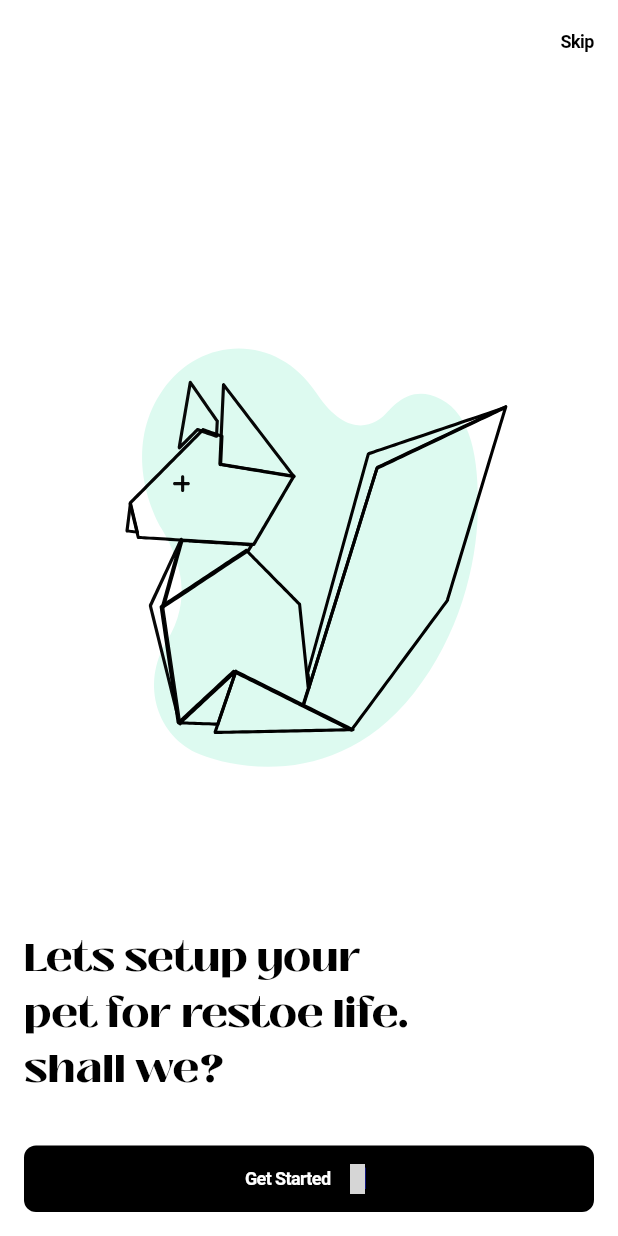
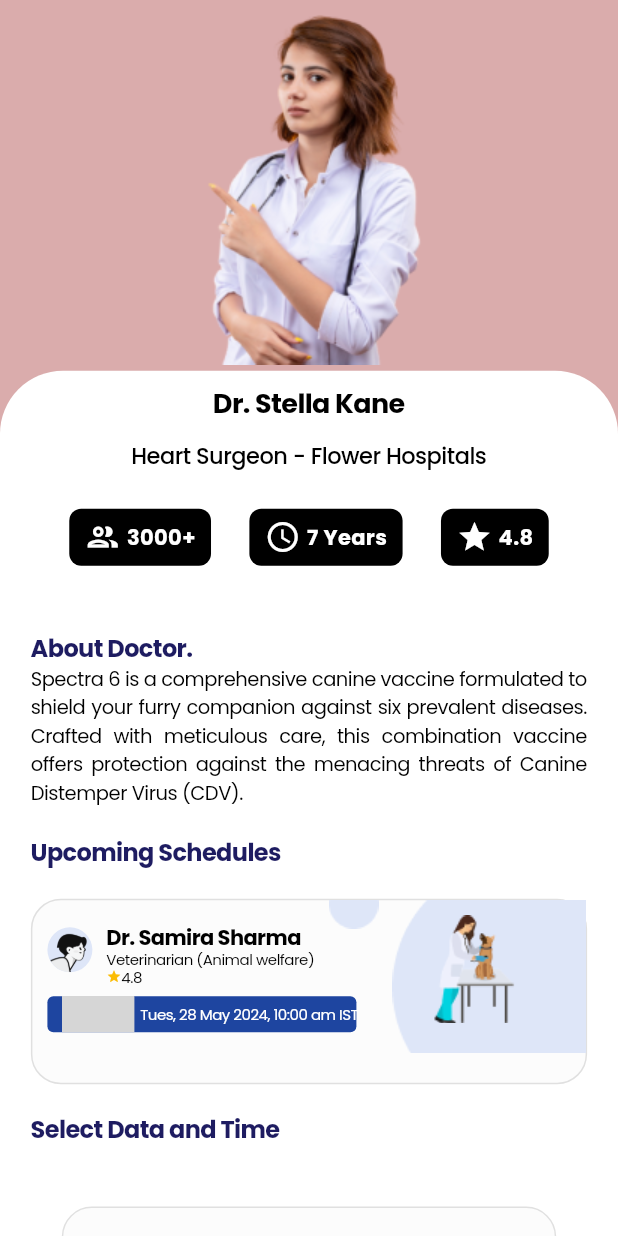
Before and after one commit to afloatwont/PloofyPaws-App, a Flutter app: the screen it shows after launch, on a phone screen of 412 x 824 dp. Run offline on Flutter 3.47's test engine with Material 3 defaults, Android fonts, the phone set to English and light mode, and no system bars; drawn by our look-alikes of table_calendar; our stand-ins replace dio, file_picker, flutter_form_builder, flutter_riverpod, flutter_svg, form_builder_validators and 11 more; missing offline and left inert: mobile_scanner, pull_down_button; grey boxes are pictures that could not be loaded.

Commit message:
created about doctor section

```diff
--- /dev/null
+++ b/lib/controllers/calender_provider.dart
@@ -0,0 +1,13 @@
+import 'package:flutter_riverpod/flutter_riverpod.dart';
+import 'package:flutter/material.dart';
+
+class CalendarProvider {
+
+  static final selectedDateProvider = StateProvider<DateTime?>((ref) {
+    return null;
+  });
+
+  static final focusedDayProvider = StateProvider<DateTime>((ref) {
+    return DateTime.now();
+  });
+}
--- /dev/null
+++ b/lib/controllers/time_provider.dart
@@ -0,0 +1,3 @@
+import 'package:flutter_riverpod/flutter_riverpod.dart';
+
+final timeProvider = StateProvider<String>((ref) => '06:30 AM');
--- a/lib/main.dart
+++ b/lib/main.dart
@@ -4,6 +4,7 @@ import 'package:flutter_riverpod/flutter_riverpod.dart';
 import 'package:get_it/get_it.dart';
 import 'package:google_fonts/google_fonts.dart';
 import 'package:restoe/config/theme/theme.dart';
+import 'package:restoe/pages/doctors/about_doctor_page.dart';
 import 'package:restoe/pages/pet_onboarding/pet_onboard.dart';
 import 'package:restoe/pages/root/init_app.dart';
 import 'package:restoe/services/navigation/navigation.dart';
@@ -34,8 +35,11 @@ class MyApp extends StatelessWidget {
         debugShowCheckedModeBanner: false,
         theme: themeData.copyWith(
           extensions: <ThemeExtension<dynamic>>[PlaceboColors.light, textTheme],
-          textTheme: GoogleFonts.poppinsTextTheme().apply(bodyColor: Colors.black),
+          textTheme:
+              GoogleFonts.poppinsTextTheme().apply(bodyColor: Colors.black),
         ),
-        home: const PetOnboarding());
+        home: const AboutDoctorPage()
+        //PetOnboarding()
+        );
   }
 }
--- /dev/null
+++ b/lib/pages/doctors/about_doctor_page.dart
@@ -0,0 +1,379 @@
+import 'package:flutter/cupertino.dart';
+import 'package:flutter/material.dart';
+import 'package:flutter_riverpod/flutter_riverpod.dart';
+import 'package:flutter_svg/svg.dart';
+import 'package:restoe/components/adaptive_page_scaffold.dart';
+import 'package:restoe/components/button.dart';
+import 'package:restoe/config/theme/theme.dart';
+import 'package:restoe/controllers/time_provider.dart';
+import 'package:restoe/pages/pet_onboarding/widgets/calender_widget.dart';
+
+class AboutDoctorPage extends StatefulWidget {
+  const AboutDoctorPage({super.key});
+
+  @override
+  State<AboutDoctorPage> createState() => _AboutDoctorPageState();
+}
+
+class _AboutDoctorPageState extends State<AboutDoctorPage> {
+  @override
+  Widget build(BuildContext context) {
+    final screenSize = MediaQuery.of(context).size;
+
+    return Scaffold(
+      backgroundColor: const Color(0xffdaacac),
+      body: SafeArea(
+        child: ListView(
+          children: [
+            _buildHeaderImage(screenSize),
+            _buildDoctorDetails(context, screenSize),
+          ],
+        ),
+      ),
+    );
+  }
+
+  Widget _buildHeaderImage(Size screenSize) {
+    return Container(
+      height: screenSize.height * 0.3, // Responsive height
+      width: screenSize.width,
+      child: Center(
+        child: Image.asset('assets/images/placeholders/women_doctor.png'),
+      ),
+    );
+  }
+
+  Widget _buildDoctorDetails(BuildContext context, Size screenSize) {
+    return Container(
+      decoration: const BoxDecoration(
+        color: Colors.white,
+        borderRadius: BorderRadius.only(
+          topLeft: Radius.circular(42),
+          topRight: Radius.circular(42),
+        ),
+      ),
+      child: Padding(
+        padding: EdgeInsets.symmetric(
+            horizontal: screenSize.width * 0.05), // Responsive padding
+        child: Column(
+          crossAxisAlignment: CrossAxisAlignment.start,
+          children: [
+            _buildDoctorNameAndTitle(context),
+            _buildChipsRow(screenSize),
+            const SizedBox(height: 45),
+            _buildSectionTitle(context, 'About Doctor.'),
+            _buildDoctorDescription(context),
+            const SizedBox(height: 20),
+            _buildSectionTitle(context, 'Upcoming Schedules'),
+            const SizedBox(height: 20),
+            _buildUpcomingSchedule(context, screenSize),
+            const SizedBox(height: 20),
+            _buildSectionTitle(context, 'Select Data and Time'),
+            const SizedBox(height: 20),
+            _buildCalendarSection(screenSize),
+            _buildTimeSelection(screenSize),
+            _buildConfirmButton(context, screenSize),
+          ],
+        ),
+      ),
+    );
+  }
+
+  Widget _buildDoctorNameAndTitle(BuildContext context) {
+    return Column(
+      children: [
+        Padding(
+          padding: const EdgeInsets.only(top: 11.0),
+          child: Center(
+            child: Text('Dr. Stella Kane', style: typography(context).title3),
+          ),
+        ),
+        Center(
+          child: Padding(
+            padding: const EdgeInsets.only(top: 13.0, bottom: 25),
+            child: Text('Heart Surgeon - Flower Hospitals',
+                style: typography(context).subtitle2),
+          ),
+        ),
+      ],
+    );
+  }
+
+  Widget _buildChipsRow(Size screenSize) {
+    return Row(
+      mainAxisAlignment: MainAxisAlignment.spaceEvenly,
+      children: [
+        MyChip(
+            label: '3000+',
+            icon: Icons.people_outlined,
+            width: screenSize.width * 0.25),
+        MyChip(
+            label: '7 Years',
+            icon: Icons.schedule,
+            width: screenSize.width * 0.25),
+        MyChip(label: '4.8', icon: Icons.star, width: screenSize.width * 0.25),
+      ],
+    );
+  }
+
+  Widget _buildSectionTitle(BuildContext context, String title) {
+    return Align(
+      alignment: Alignment.centerLeft,
+      child: Text(
+        title,
+        style: typography(context).title2.copyWith(
+              fontSize: 16,
+              color: const Color(0xff1E1C61),
+            ),
+      ),
+    );
+  }
+
+  Widget _buildDoctorDescription(BuildContext context) {
+    return Text(
+      'Spectra 6 is a comprehensive canine vaccine formulated to shield your furry companion against six prevalent diseases. Crafted with meticulous care, this combination vaccine offers protection against the menacing threats of Canine Distemper Virus (CDV).',
+      textAlign: TextAlign.justify,
+      style: typography(context).body.copyWith(fontSize: 13),
+    );
+  }
+
+  Widget _buildUpcomingSchedule(BuildContext context, Size screenSize) {
+    return Container(
+      height: screenSize.height * 0.15, // Responsive height
+      width: screenSize.width,
+      decoration: BoxDecoration(
+        color: const Color(0xffFCFCFC),
+        borderRadius: BorderRadius.circular(20),
+        border: Border.all(color: const Color(0xffE0E0E0)),
+      ),
+      child: Stack(
+        children: [
+          const Positioned(
+            top: 18,
+            left: 10,
+            child: CircleAvatar(
+              radius: 15,
+              backgroundColor: Color(0xffDEE6F8),
+              backgroundImage:
+                  AssetImage('assets/images/placeholders/user_avatar.png'),
+            ),
+          ),
+          Positioned(
+            top: 16,
+            left: screenSize.width * 0.12,
+            child: Text(
+              'Dr. Samira Sharma',
+              style: typography(context).title2.copyWith(
+                    fontSize: 14,
+                    color: const Color(0xff000000),
+                  ),
+            ),
+          ),
+          Positioned(
+            top: 32,
+            left: screenSize.width * 0.12,
+            child: Text(
+              'Veterinarian (Animal welfare)',
+              style: typography(context).body.copyWith(
+                    fontSize: 10,
+                    color: const Color(0xff000000),
+                  ),
+            ),
+          ),
+          Positioned(
+            top: 44,
+            left: screenSize.width * 0.12,
+            child: Row(
+              children: [
+                const Icon(
+                  Icons.star,
+                  size: 10,
+                  color: Color(0xffFBBC04),
+                ),
+                Text(
+                  '4.8',
+                  style: typography(context).body.copyWith(
+                        fontSize: 10,
+                        color: const Color(0xff000000),
+                      ),
+                ),
+              ],
+            ),
+          ),
+          Positioned(
+            top: 64,
+            left: 10,
+            child: Container(
+              height: 24,
+              width: screenSize.width * 0.5,
+              decoration: BoxDecoration(
+                color: const Color(0xff1E45A0),
+                borderRadius: BorderRadius.circular(4),
+              ),
+              child: Row(
+                children: [
+                  const SizedBox(width: 10),
+                  SvgPicture.asset('assets/svg/note-favorite.svg'),
+                  const SizedBox(width: 4),
+                  Text(
+                    'Tues, 28 May 2024, 10:00 am IST',
+                    style: typography(context).body.copyWith(
+                          fontSize: 10,
+                          color: Colors.white,
+                        ),
+                  ),
+                ],
+              ),
+            ),
+          ),
+          Positioned(
+            left: 240,
+            child: Image.asset('assets/images/content/Ellipse_253.png'),
+          ),
+          Positioned(
+            left: screenSize.width * 0.48,
+            child: Image.asset('assets/images/content/Ellipse_254.png'),
+          ),
+          Positioned(
+            top: 10,
+            left: 230,
+            child:
+                Image.asset('assets/images/placeholders/doctor_with_pet.png'),
+          ),
+        ],
+      ),
+    );
+  }
+
+  Widget _buildCalendarSection(Size screenSize) {
+    return Padding(
+      padding: EdgeInsets.all(screenSize.width * 0.05),
+      child: Container(
+        decoration: BoxDecoration(
+          color: const Color(0xffFCFCFC),
+          borderRadius: BorderRadius.circular(20),
+          border: Border.all(color: const Color(0xffE0E0E0)),
+        ),
+        child: CalendarModalSheet(),
+      ),
+    );
+  }
+
+  Widget _buildTimeSelection(Size screenSize) {
+    return Consumer(builder: (_, WidgetRef ref, __) {
+      final time = ref.watch(timeProvider);
+      return Padding(
+        padding: EdgeInsets.all(screenSize.width * 0.03),
+        child: Column(
+          children: [
+            Row(
+              mainAxisAlignment: MainAxisAlignment.spaceBetween,
+              children: List.generate(
+                  3,
+                  (_) => TimeTile(
+                        time: time,
+                      )),
+            ),
+            const SizedBox(height: 14.0),
+            Row(
+              mainAxisAlignment: MainAxisAlignment.spaceBetween,
+              children: List.generate(
+                  3,
+                  (_) => TimeTile(
+                        time: time,
+                      )),
+            ),
+            const SizedBox(height: 14.0),
+            Row(
+              mainAxisAlignment: MainAxisAlignment.spaceBetween,
+              children: List.generate(
+                  3,
+                  (_) => TimeTile(
+                        time: time,
+                      )),
+            ),
+          ],
+        ),
+      );
+    });
+  }
+
+  Widget _buildConfirmButton(BuildContext context, Size screenSize) {
+    return Padding(
+      padding: EdgeInsets.only(top: 20, bottom: 20),
+      child: SizedBox(
+        height: 50,
+        width: screenSize.width,
+        child: Button(
+          borderRadius: BorderRadius.circular(42),
+          onPressed: () {},
+          variant: 'filled',
+          label: 'Confirm',
+          buttonColor: colors(context).primary.s500,
+          foregroundColor: Colors.white,
+        ),
+      ),
+    );
+  }
+}
+
+class TimeTile extends StatelessWidget {
+  final String time;
+
+  const TimeTile({super.key, required this.time});
+
+  @override
+  Widget build(BuildContext context) {
+    return Container(
+      alignment: Alignment.center,
+      width: 100,
+      height: 35,
+      decoration: BoxDecoration(
+        border: Border.all(color: Color(0xff2828FF)),
+        borderRadius: BorderRadius.circular(41.0),
+      ),
+      child: Text(
+        time,
+        style: const TextStyle(fontSize: 16.0),
+      ),
+    );
+  }
+}
+
+class MyChip extends StatelessWidget {
+  final String label;
+  final IconData icon;
+  final double width;
+
+  const MyChip({
+    super.key,
+    required this.label,
+    required this.icon,
+    required this.width,
+  });
+
+  @override
+  Widget build(BuildContext context) {
+    return Container(
+      padding: EdgeInsets.symmetric(horizontal: width * 0.1, vertical: 7),
+      decoration: BoxDecoration(
+        color: const Color(0xff000000),
+        borderRadius: BorderRadius.circular(8),
+      ),
+      child: Row(
+        children: [
+          Icon(icon, color: Colors.white),
+          const SizedBox(width: 4),
+          Text(
+            label,
+            style: const TextStyle(
+              fontSize: 14,
+              color: Colors.white,
+              fontWeight: FontWeight.bold,
+            ),
+          ),
+        ],
+      ),
+    );
+  }
+}
--- /dev/null
+++ b/lib/pages/pet_onboarding/widgets/calender_widget.dart
@@ -0,0 +1,66 @@
+import 'package:flutter/material.dart';
+import 'package:restoe/controllers/calender_provider.dart';
+import 'package:table_calendar/table_calendar.dart';
+import 'package:flutter_riverpod/flutter_riverpod.dart';
+
+class CalendarModalSheet extends ConsumerWidget {
+  const CalendarModalSheet({super.key});
+
+  @override
+  Widget build(BuildContext context, WidgetRef ref) {
+    var height = MediaQuery.of(context).size.height;
+    var width = MediaQuery.of(context).size.width;
+    final selectedDate = ref.watch(CalendarProvider.selectedDateProvider);
+    final focusedDay = ref.watch(CalendarProvider.focusedDayProvider);
+
+    return Container(
+      height: height * 0.6,
+      padding: const EdgeInsets.all(16.0),
+      child: Column(
+        children: [
+          Expanded(
+            flex: 4,
+            child: TableCalendar(
+              firstDay: DateTime.utc(2010, 10, 16),
+              lastDay: DateTime.utc(2030, 3, 14),
+              focusedDay: focusedDay,
+              selectedDayPredicate: (day) => isSameDay(selectedDate, day),
+              onDaySelected: (selectedDay, focusedDay) {
+                ref.read(CalendarProvider.selectedDateProvider.notifier).state =
+                    selectedDay;
+                ref.read(CalendarProvider.focusedDayProvider.notifier).state =
+                    focusedDay;
+              },
+              calendarStyle: const CalendarStyle(
+                isTodayHighlighted: false,
+                selectedDecoration: BoxDecoration(
+                  color: Colors.blue, // Customize the selected day color
+                  shape: BoxShape.circle,
+                ),
+                todayDecoration: BoxDecoration(
+                  color: Colors.red, // Customize the today color
+                  shape: BoxShape.circle,
+                ),
+              ),
+              headerStyle: const HeaderStyle(
+                formatButtonVisible: false, // Hide the format button
+                titleCentered: true, // Center the calendar title
+              ),
+            ),
+          ),
+
+          // Expanded(
+          //   flex: 1,
+          //   child: Text(
+          //     'Today Date: ${focusedDay.toLocal()}',
+          //     style: const TextStyle(
+          //       fontSize: 16,
+          //       fontWeight: FontWeight.bold,
+          //     ),
+          //   ),
+          // ),
+        ],
+      ),
+    );
+  }
+}
```
Also changed, not shown: lib/pages/onboarding/onboard_carousel.dart (+9 -7 lines), pubspec.yaml (+6 -2 lines), assets/images/content/Ellipse_253.png (added), assets/images/content/Ellipse_254.png (added), assets/images/placeholders/doctor_with_pet.png (added), assets/images/placeholders/women_doctor.png (added), assets/svg/note-favorite.svg (added), pubspec.lock.
